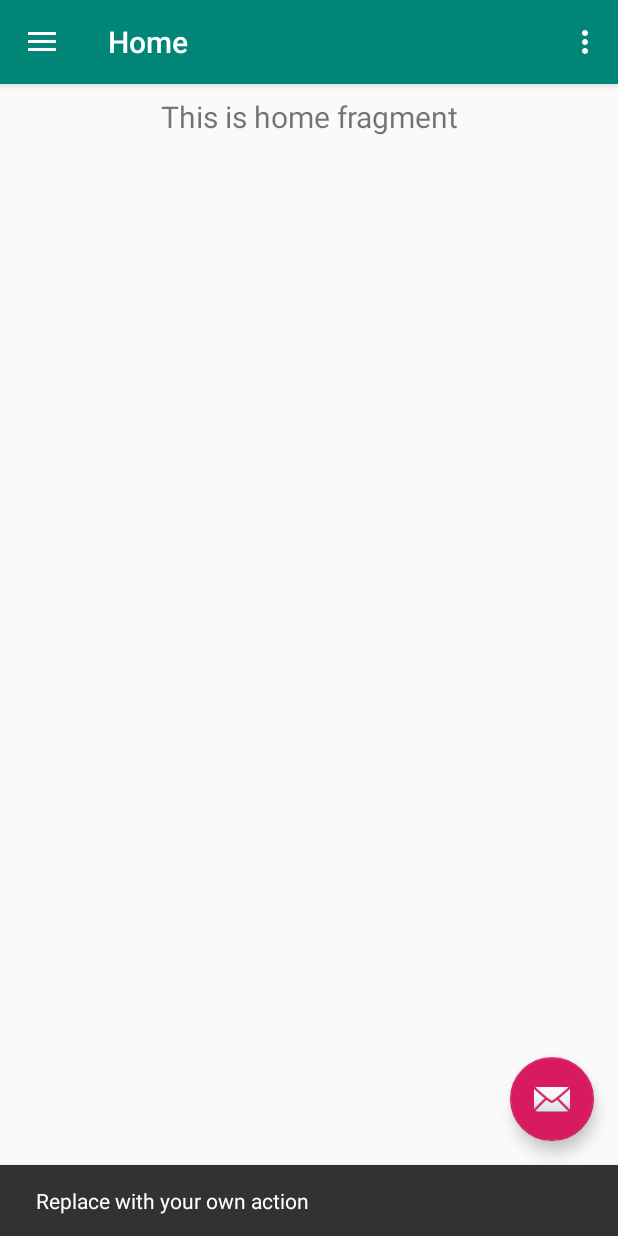
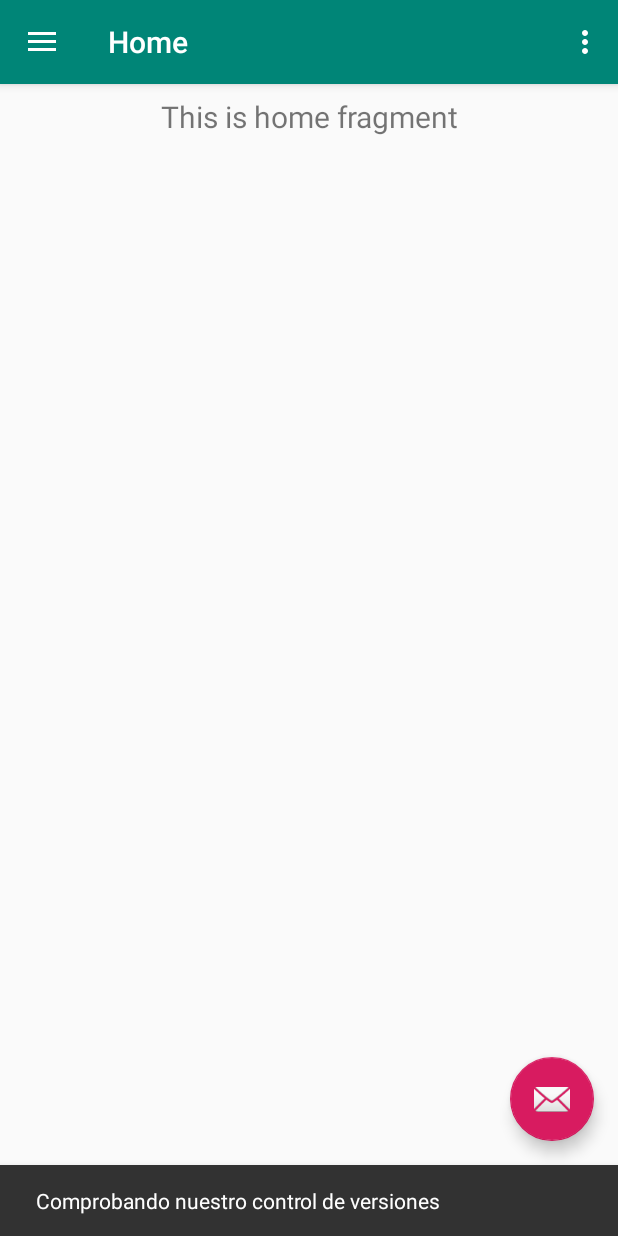
Before and after one commit to dfjpmosh/MiApp, an Android app: the screen it shows after launch (MainActivity), after a tap on an icon or button, on a phone screen of 412 x 824 dp. Run offline under Robolectric (Android 15) with nearby library versions, the phone set to English and light mode, and no system bars; our stand-ins replace navigation-ui.

Commit message:
Subiendo cambios

```diff
--- a/app/src/main/java/com/example/miapp/MainActivity.java
+++ b/app/src/main/java/com/example/miapp/MainActivity.java
@@ -46,7 +46,7 @@ public class MainActivity extends AppCompatActivity {
         fab.setOnClickListener(new View.OnClickListener() {
             @Override
             public void onClick(View view) {
-                Snackbar.make(view, "Replace with your own action", Snackbar.LENGTH_LONG)
+                Snackbar.make(view, "Comprobando nuestro control de versiones", Snackbar.LENGTH_LONG)
                         .setAction("Action", null).show();
             }
         });
```
